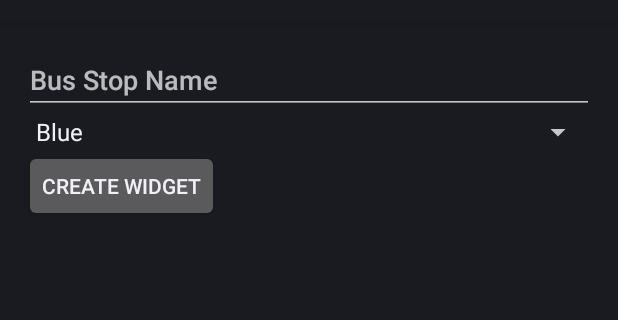
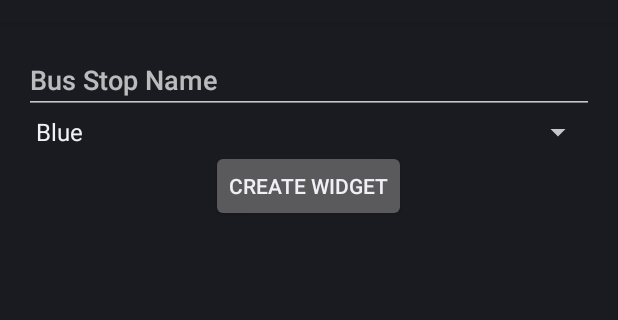
Before and after one commit to manansaraf/bus_plan, an Android app: the BusStopWidgetConfig screen opened directly, with no data from a screen before it, on a phone screen of 412 x 824 dp, the part 62-382 px from its top. Run offline under Robolectric (Android 15) with nearby library versions, the phone set to English and light mode, and no system bars; network calls fail.

Commit message:
commit for widgets

```diff
--- a/BusPathPrototype/app/src/main/AndroidManifest.xml
+++ b/BusPathPrototype/app/src/main/AndroidManifest.xml
@@ -122,14 +122,15 @@
                 android:name="android.support.PARENT_ACTIVITY"
                 android:value="com.davidtoh.helloworld.core_activities.TripPlannerActivity"/>
         </activity>
-        <receiver android:name=".widgets.BusStopWidgetProvider">
+        <receiver android:name=".widgets.BusStopWidgetProvider" >
             <intent-filter>
                 <action android:name="android.appwidget.action.APPWIDGET_UPDATE" />
             </intent-filter>
             <meta-data android:name="android.appwidget.provider"
                 android:resource="@layout/shortcut_provider" />
         </receiver>
-        <activity android:name=".widgets.BusStopWidgetConfig">
+        <activity android:name=".widgets.BusStopWidgetConfig"
+                  android:noHistory="true" >
         </activity>
     </application>
 
--- a/BusPathPrototype/app/src/main/res/layout/shortcut_config.xml
+++ b/BusPathPrototype/app/src/main/res/layout/shortcut_config.xml
@@ -1,5 +1,5 @@
 <?xml version="1.0" encoding="utf-8"?>
-<LinearLayout xmlns:android="http://schemas.android.com/apk/res/android"
+<RelativeLayout xmlns:android="http://schemas.android.com/apk/res/android"
     android:orientation="vertical" android:layout_width="match_parent"
     android:layout_height="match_parent"
     android:paddingLeft="@dimen/activity_horizontal_margin"
@@ -8,6 +8,7 @@
     <EditText
         android:layout_width="fill_parent"
         android:layout_height="wrap_content"
+        android:layout_alignParentTop="true"
         android:inputType="textPostalAddress"
         android:ems="10"
         android:id="@+id/stopWidgetEditText"
@@ -18,14 +19,16 @@
     <Spinner
         android:layout_width="match_parent"
         android:layout_height="wrap_content"
+        android:layout_below="@+id/stopWidgetEditText"
         android:id="@+id/colorSpinner" />
 
     <Button
         android:layout_width="wrap_content"
         android:layout_height="wrap_content"
+        android:layout_below="@+id/colorSpinner"
         android:text="Create Widget"
         android:id="@+id/createButton"
         android:layout_centerHorizontal="true"/>
 
 
-</LinearLayout>
+</RelativeLayout>
```
Also changed, not shown: BusPathPrototype/app/src/main/java/com/davidtoh/helloworld/widgets/BusStopWidgetConfig.java (+2 -9 lines), BusPathPrototype/app/src/main/java/com/davidtoh/helloworld/widgets/BusStopWidgetProvider.java (+2 -6 lines).
